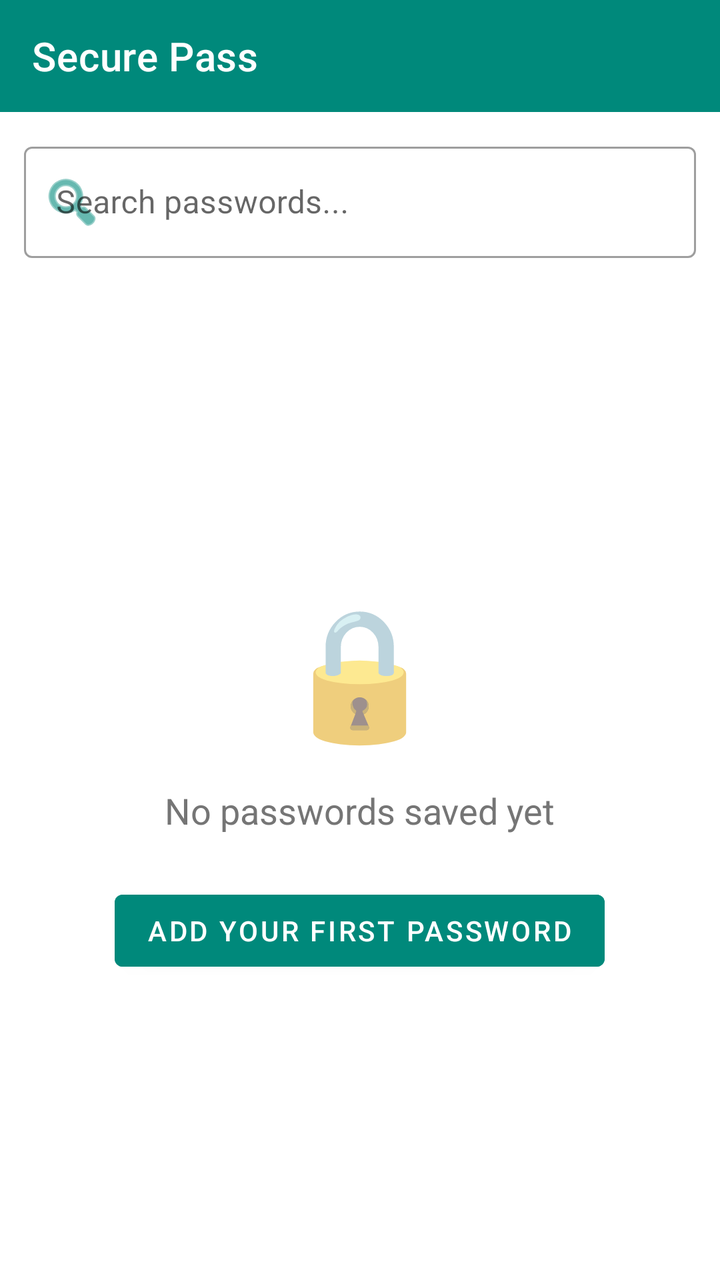
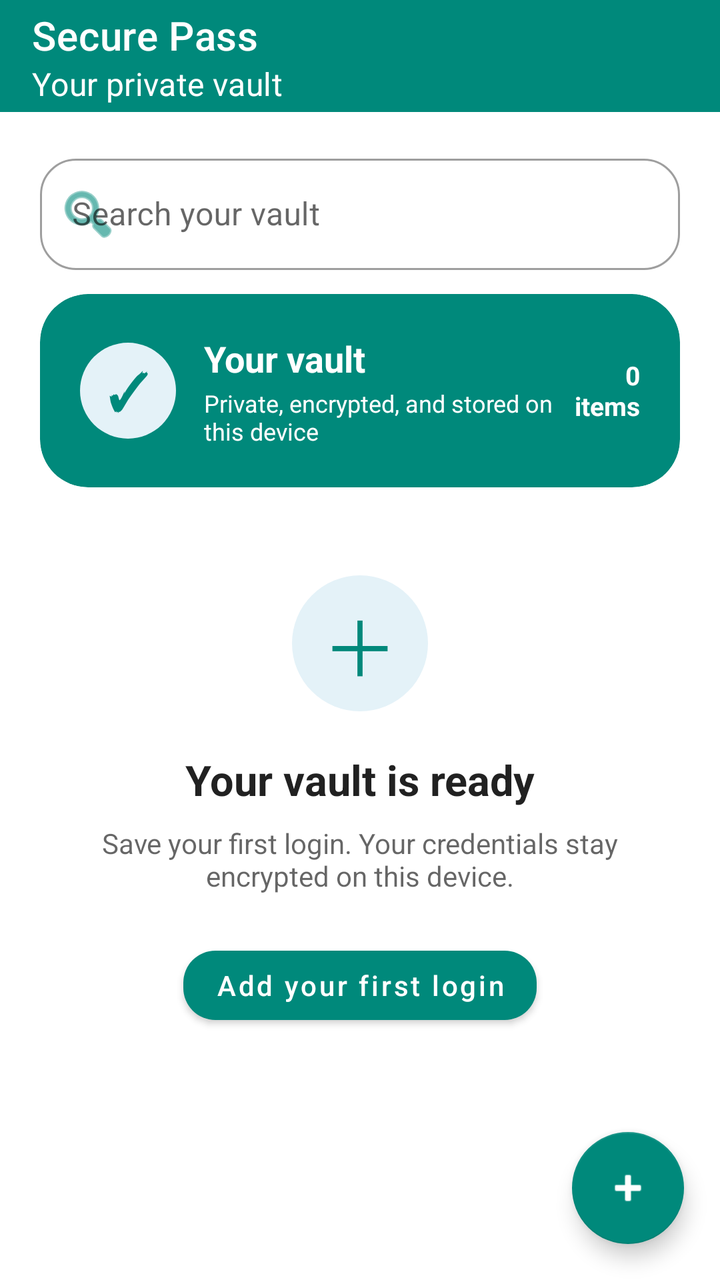

An Android layout rendered at two revisions. The XML below is the earlier revision; the diff shows what the commit changed to produce the second picture.
<!-- AndroidManifest.xml: application theme Theme.SecurePass -->
<!-- res/layout/activity_vault.xml -->
<?xml version="1.0" encoding="utf-8"?>
<LinearLayout xmlns:android="http://schemas.android.com/apk/res/android"
    xmlns:app="http://schemas.android.com/apk/res-auto"
    android:layout_width="match_parent"
    android:layout_height="match_parent"
    android:orientation="vertical"
    android:fitsSystemWindows="true">

    <com.google.android.material.appbar.MaterialToolbar
        android:id="@+id/toolbar"
        android:layout_width="match_parent"
        android:layout_height="?attr/actionBarSize"
        android:background="?attr/colorPrimary"
        app:titleTextColor="?attr/colorOnPrimary"
        app:title="Secure Pass" />

    <com.google.android.material.textfield.TextInputLayout
        android:id="@+id/tilSearch"
        style="@style/Widget.MaterialComponents.TextInputLayout.OutlinedBox"
        android:layout_width="match_parent"
        android:layout_height="wrap_content"
        android:layout_margin="12dp"
        android:hint="Search passwords..."
        app:startIconDrawable="@android:drawable/ic_menu_search"
        app:startIconTint="?attr/colorPrimary"
        app:endIconMode="clear_text">

        <com.google.android.material.textfield.TextInputEditText
            android:id="@+id/etSearch"
            android:layout_width="match_parent"
            android:layout_height="wrap_content"
            android:inputType="text"/>
    </com.google.android.material.textfield.TextInputLayout>

    <LinearLayout
        android:id="@+id/layoutEmpty"
        android:layout_width="match_parent"
        android:layout_height="match_parent"
        android:gravity="center"
        android:orientation="vertical"
        android:visibility="visible">

        <TextView
            android:layout_width="wrap_content"
            android:layout_height="wrap_content"
            android:text="🔒"
            android:textSize="64sp"
            android:layout_marginBottom="16dp"/>

        <TextView
            android:layout_width="wrap_content"
            android:layout_height="wrap_content"
            android:text="No passwords saved yet"
            android:textSize="18sp"
            android:textColor="#757575"/>

        <Button
            android:id="@+id/btnAddFirst"
            android:layout_width="wrap_content"
            android:layout_height="wrap_content"
            android:text="Add Your First Password"
            android:textColor="?attr/colorOnPrimary"
            android:backgroundTint="?attr/colorPrimary"
            android:layout_marginTop="24dp"
            style="@style/Widget.MaterialComponents.Button"/>
    </LinearLayout>

    <androidx.recyclerview.widget.RecyclerView
        android:id="@+id/recyclerViewVault"
        android:layout_width="match_parent"
        android:layout_height="0dp"
        android:layout_weight="1"
        android:visibility="gone"
        android:padding="8dp"/>

    <com.google.android.material.floatingactionbutton.FloatingActionButton
        android:id="@+id/fabAdd"
        android:layout_width="wrap_content"
        android:layout_height="wrap_content"
        android:layout_gravity="end|bottom"
        android:layout_margin="16dp"
        android:src="@android:drawable/ic_input_add"
        android:contentDescription="Add password"
        app:tint="?attr/colorOnPrimary"
        app:backgroundTint="?attr/colorPrimary"/>
</LinearLayout>
<!-- resources referenced by this layout -->
<resources>
  <style name="Theme.SecurePass" parent="Theme.MaterialComponents.DayNight.NoActionBar">
          
          <item name="colorPrimary">@color/palette_teal_primary</item>
          <item name="colorOnPrimary">@color/white</item>
          
          <item name="colorSecondary">#FFB300</item>
          <item name="colorOnSecondary">#000000</item>
          
          <item name="android:statusBarColor">@color/palette_teal_variant</item>
          
          <item name="android:windowBackground">?android:attr/colorBackground</item>
      </style>
  <color name="palette_teal_primary">#00897B</color>
  <color name="white">#FFFFFFFF</color>
  <color name="palette_teal_variant">#00695C</color>
</resources>

<!-- the commit's change to res/layout/activity_vault.xml (unified diff, before → after) -->
@@ -4,6 +4,7 @@
     android:layout_width="match_parent"
     android:layout_height="match_parent"
     android:orientation="vertical"
+    android:background="?android:attr/colorBackground"
     android:fitsSystemWindows="true">
 
     <com.google.android.material.appbar.MaterialToolbar
@@ -12,15 +13,24 @@
         android:layout_height="?attr/actionBarSize"
         android:background="?attr/colorPrimary"
         app:titleTextColor="?attr/colorOnPrimary"
-        app:title="Secure Pass" />
+        app:title="Secure Pass"
+        app:subtitle="Your private vault"
+        app:subtitleTextColor="?attr/colorOnPrimary" />
 
     <com.google.android.material.textfield.TextInputLayout
         android:id="@+id/tilSearch"
         style="@style/Widget.MaterialComponents.TextInputLayout.OutlinedBox"
         android:layout_width="match_parent"
         android:layout_height="wrap_content"
-        android:layout_margin="12dp"
-        android:hint="Search passwords..."
+        android:layout_marginStart="20dp"
+        android:layout_marginTop="18dp"
+        android:layout_marginEnd="20dp"
+        android:layout_marginBottom="12dp"
+        android:hint="Search your vault"
+        app:boxCornerRadiusBottomEnd="18dp"
+        app:boxCornerRadiusBottomStart="18dp"
+        app:boxCornerRadiusTopEnd="18dp"
+        app:boxCornerRadiusTopStart="18dp"
         app:startIconDrawable="@android:drawable/ic_menu_search"
         app:startIconTint="?attr/colorPrimary"
         app:endIconMode="clear_text">
@@ -29,40 +39,118 @@
             android:id="@+id/etSearch"
             android:layout_width="match_parent"
             android:layout_height="wrap_content"
-            android:inputType="text"/>
+            android:inputType="text"
+            android:singleLine="true" />
     </com.google.android.material.textfield.TextInputLayout>
+
+    <com.google.android.material.card.MaterialCardView
+        android:layout_width="match_parent"
+        android:layout_height="wrap_content"
+        android:layout_marginStart="20dp"
+        android:layout_marginEnd="20dp"
+        android:layout_marginBottom="12dp"
+        app:cardBackgroundColor="?attr/colorPrimary"
+        app:cardCornerRadius="24dp"
+        app:cardElevation="0dp">
+
+        <LinearLayout
+            android:layout_width="match_parent"
+            android:layout_height="wrap_content"
+            android:gravity="center_vertical"
+            android:orientation="horizontal"
+            android:padding="20dp">
+
+            <TextView
+                android:layout_width="48dp"
+                android:layout_height="48dp"
+                android:background="@drawable/vault_badge_background"
+                android:gravity="center"
+                android:text="✓"
+                android:textColor="?attr/colorPrimary"
+                android:textSize="25sp"
+                android:textStyle="bold" />
+
+            <LinearLayout
+                android:layout_width="0dp"
+                android:layout_height="wrap_content"
+                android:layout_marginStart="14dp"
+                android:layout_weight="1"
+                android:orientation="vertical">
+
+                <TextView
+                    android:layout_width="wrap_content"
+                    android:layout_height="wrap_content"
+                    android:text="Your vault"
+                    android:textColor="?attr/colorOnPrimary"
+                    android:textSize="18sp"
+                    android:textStyle="bold" />
+
+                <TextView
+                    android:layout_width="wrap_content"
+                    android:layout_height="wrap_content"
+                    android:layout_marginTop="2dp"
+                    android:text="Private, encrypted, and stored on this device"
+                    android:textColor="?attr/colorOnPrimary"
+                    android:textSize="12sp" />
+            </LinearLayout>
+
+            <TextView
+                android:id="@+id/tvVaultCount"
+                android:layout_width="wrap_content"
+                android:layout_height="wrap_content"
+                android:gravity="end"
+                android:text="0\nitems"
+                android:textColor="?attr/colorOnPrimary"
+                android:textSize="13sp"
+                android:textStyle="bold" />
+        </LinearLayout>
+    </com.google.android.material.card.MaterialCardView>
 
     <LinearLayout
         android:id="@+id/layoutEmpty"
         android:layout_width="match_parent"
-        android:layout_height="match_parent"
+        android:layout_height="0dp"
+        android:layout_weight="1"
         android:gravity="center"
         android:orientation="vertical"
+        android:padding="32dp"
         android:visibility="visible">
+
+        <TextView
+            android:layout_width="68dp"
+            android:layout_height="68dp"
+            android:background="@drawable/vault_badge_background"
+            android:gravity="center"
+            android:text="＋"
+            android:textColor="?attr/colorPrimary"
+            android:textSize="38sp" />
 
         <TextView
             android:layout_width="wrap_content"
             android:layout_height="wrap_content"
-            android:text="🔒"
-            android:textSize="64sp"
-            android:layout_marginBottom="16dp"/>
+            android:layout_marginTop="20dp"
+            android:text="Your vault is ready"
+            android:textColor="?android:attr/textColorPrimary"
+            android:textSize="21sp"
+            android:textStyle="bold" />
 
         <TextView
-            android:layout_width="wrap_content"
+            android:layout_width="match_parent"
             android:layout_height="wrap_content"
-            android:text="No passwords saved yet"
-            android:textSize="18sp"
-            android:textColor="#757575"/>
+            android:layout_marginTop="8dp"
+            android:gravity="center"
+            android:text="Save your first login. Your credentials stay encrypted on this device."
+            android:textColor="?android:attr/textColorSecondary"
+            android:textSize="14sp" />
 
-        <Button
+        <com.google.android.material.button.MaterialButton
             android:id="@+id/btnAddFirst"
             android:layout_width="wrap_content"
             android:layout_height="wrap_content"
-            android:text="Add Your First Password"
-            android:textColor="?attr/colorOnPrimary"
-            android:backgroundTint="?attr/colorPrimary"
-            android:layout_marginTop="24dp"
-            style="@style/Widget.MaterialComponents.Button"/>
+            android:layout_marginTop="22dp"
+            android:text="Add your first login"
+            android:textAllCaps="false"
+            app:cornerRadius="16dp" />
     </LinearLayout>
 
     <androidx.recyclerview.widget.RecyclerView
@@ -70,17 +158,21 @@
         android:layout_width="match_parent"
         android:layout_height="0dp"
         android:layout_weight="1"
-        android:visibility="gone"
-        android:padding="8dp"/>
+        android:clipToPadding="false"
+        android:paddingStart="16dp"
+        android:paddingTop="4dp"
+        android:paddingEnd="16dp"
+        android:paddingBottom="88dp"
+        android:visibility="gone" />
 
     <com.google.android.material.floatingactionbutton.FloatingActionButton
         android:id="@+id/fabAdd"
         android:layout_width="wrap_content"
         android:layout_height="wrap_content"
         android:layout_gravity="end|bottom"
-        android:layout_margin="16dp"
+        android:layout_margin="18dp"
+        android:contentDescription="Add password"
         android:src="@android:drawable/ic_input_add"
-        android:contentDescription="Add password"
-        app:tint="?attr/colorOnPrimary"
-        app:backgroundTint="?attr/colorPrimary"/>
+        app:backgroundTint="?attr/colorPrimary"
+        app:tint="?attr/colorOnPrimary" />
 </LinearLayout>
<!-- resource entries referenced after the edit -->
@@ -1,5 +1,10 @@
 <!-- resources referenced by this layout -->
 <resources>
+  <!-- drawable vault_badge_background (drawable) -->
+  <?xml version="1.0" encoding="utf-8"?>
+  <shape xmlns:android="http://schemas.android.com/apk/res/android" android:shape="oval">
+      <solid android:color="#E4F2F8" />
+  </shape>
   <style name="Theme.SecurePass" parent="Theme.MaterialComponents.DayNight.NoActionBar">
           
           <item name="colorPrimary">@color/palette_teal_primary</item>
